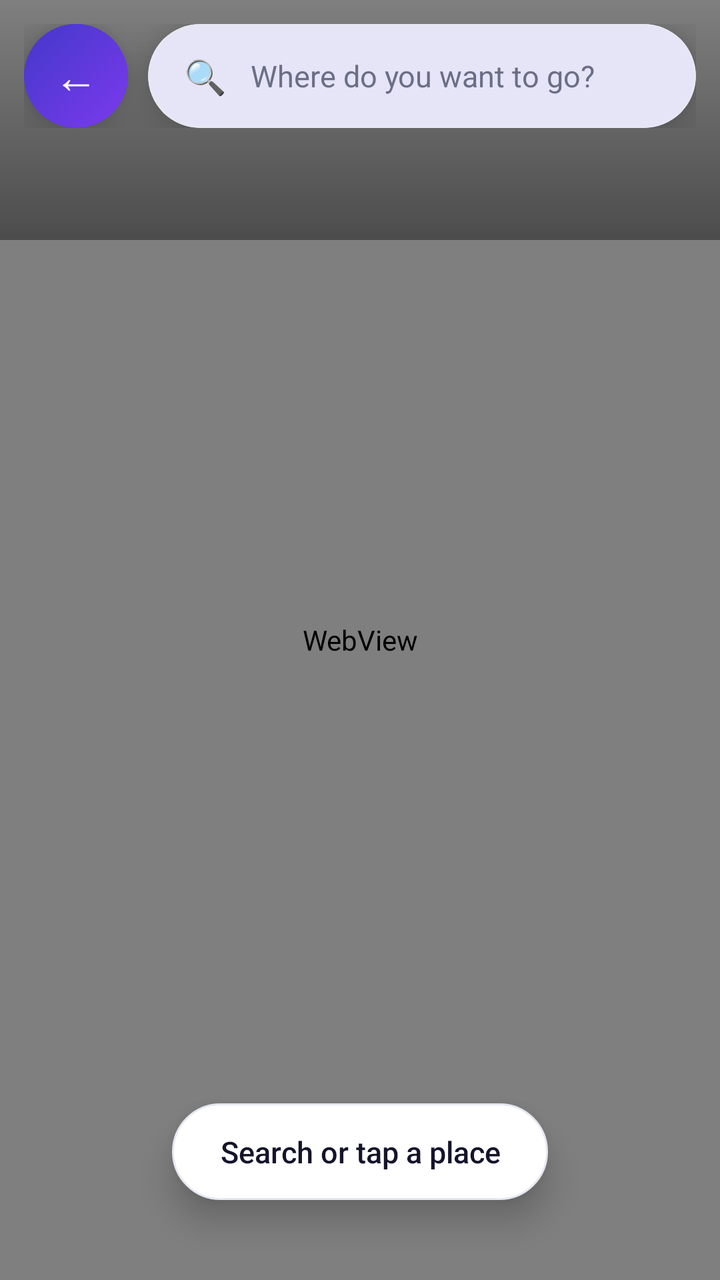
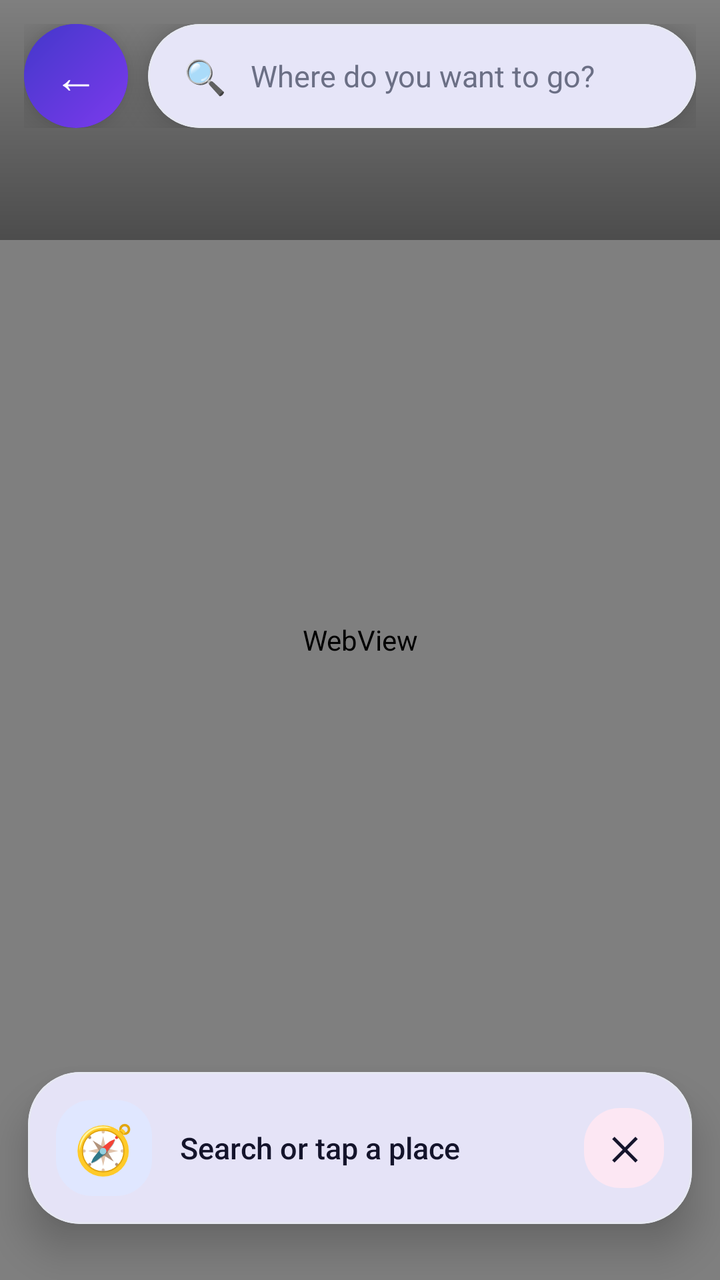

Before-and-after screenshots of an Android layout around one commit, followed by the original layout XML and the change that was made.
<!-- AndroidManifest.xml: application theme Theme.DSCENavigator -->
<!-- res/layout/activity_campus3d.xml -->
<?xml version="1.0" encoding="utf-8"?>
<FrameLayout xmlns:android="http://schemas.android.com/apk/res/android"
    xmlns:app="http://schemas.android.com/apk/res-auto"
    android:layout_width="match_parent"
    android:layout_height="match_parent">

    <WebView
        android:id="@+id/web"
        android:layout_width="match_parent"
        android:layout_height="match_parent" />

    
    <View
        android:layout_width="match_parent"
        android:layout_height="120dp"
        android:layout_gravity="top"
        android:background="@drawable/bg_scrim_top" />

    
    <LinearLayout
        android:layout_width="match_parent"
        android:layout_height="wrap_content"
        android:layout_gravity="top"
        android:fitsSystemWindows="true"
        android:gravity="center_vertical"
        android:orientation="horizontal"
        android:padding="12dp">

        <com.google.android.material.card.MaterialCardView
            android:id="@+id/btnBack"
            android:layout_width="52dp"
            android:layout_height="52dp"
            android:clickable="true"
            android:focusable="true"
            app:cardBackgroundColor="@color/app_primary"
            app:cardCornerRadius="26dp"
            app:cardElevation="10dp"
            app:strokeWidth="0dp">

            <TextView
                android:layout_width="match_parent"
                android:layout_height="match_parent"
                android:background="@drawable/bg_header"
                android:gravity="center"
                android:text="←"
                android:textColor="#FFFFFF"
                android:textSize="22sp" />
        </com.google.android.material.card.MaterialCardView>

        <com.google.android.material.card.MaterialCardView
            android:layout_width="0dp"
            android:layout_height="52dp"
            android:layout_marginStart="10dp"
            android:layout_weight="1"
            app:cardBackgroundColor="@color/app_card"
            app:cardCornerRadius="26dp"
            app:cardElevation="10dp"
            app:strokeColor="@color/card_stroke"
            app:strokeWidth="1dp">

            <LinearLayout
                android:layout_width="match_parent"
                android:layout_height="match_parent"
                android:gravity="center_vertical"
                android:orientation="horizontal"
                android:paddingStart="18dp"
                android:paddingEnd="8dp">

                <TextView
                    android:layout_width="wrap_content"
                    android:layout_height="wrap_content"
                    android:text="🔍"
                    android:textSize="17sp" />

                <AutoCompleteTextView
                    android:id="@+id/searchBox"
                    android:layout_width="0dp"
                    android:layout_height="match_parent"
                    android:layout_weight="1"
                    android:background="@null"
                    android:hint="Where do you want to go?"
                    android:imeOptions="actionDone"
                    android:inputType="text"
                    android:maxLines="1"
                    android:paddingStart="12dp"
                    android:paddingEnd="12dp"
                    android:popupBackground="@color/app_card"
                    android:textColor="@color/app_text"
                    android:textColorHint="@color/app_text_secondary"
                    android:textSize="15sp" />
            </LinearLayout>
        </com.google.android.material.card.MaterialCardView>
    </LinearLayout>

    
    <TextView
        android:id="@+id/infoText"
        android:layout_width="wrap_content"
        android:layout_height="wrap_content"
        android:layout_gravity="bottom|center_horizontal"
        android:layout_marginStart="20dp"
        android:layout_marginEnd="20dp"
        android:layout_marginBottom="40dp"
        android:background="@drawable/bg_pill_card"
        android:elevation="10dp"
        android:fontFamily="sans-serif-medium"
        android:gravity="center"
        android:lineSpacingExtra="2dp"
        android:paddingStart="24dp"
        android:paddingTop="14dp"
        android:paddingEnd="24dp"
        android:paddingBottom="14dp"
        android:text="Search or tap a place"
        android:textColor="@color/app_text"
        android:textSize="15sp" />

</FrameLayout>
<!-- resources referenced by this layout -->
<resources>
  <color name="app_card">#FFFFFF</color>
  <color name="app_primary">#4338CA</color>
  <color name="app_text">#14142B</color>
  <color name="app_text_secondary">#6B6F85</color>
  <color name="card_stroke">#E6E8F2</color>
  <!-- drawable bg_header (drawable) -->
  <?xml version="1.0" encoding="utf-8"?>
  <shape xmlns:android="http://schemas.android.com/apk/res/android" android:shape="rectangle">
      <gradient
          android:angle="315"
          android:endColor="@color/header_end"
          android:startColor="@color/header_start"
          android:type="linear" />
      <corners
          android:bottomLeftRadius="36dp"
          android:bottomRightRadius="36dp" />
  </shape>
  <!-- drawable bg_pill_card (drawable) -->
  <?xml version="1.0" encoding="utf-8"?>
  <shape xmlns:android="http://schemas.android.com/apk/res/android" android:shape="rectangle">
      <solid android:color="@color/app_card" />
      <stroke android:width="1dp" android:color="@color/card_stroke" />
      <corners android:radius="28dp" />
  </shape>
  <!-- drawable bg_scrim_top (drawable) -->
  <?xml version="1.0" encoding="utf-8"?>
  <shape xmlns:android="http://schemas.android.com/apk/res/android" android:shape="rectangle">
      <gradient android:angle="270" android:startColor="#00000000" android:endColor="#66000000" />
  </shape>
  <style name="Theme.DSCENavigator" parent="Base.Theme.DSCENavigator" />
  <color name="header_end">#7C3AED</color>
  <color name="header_start">#4338CA</color>
  <style name="Base.Theme.DSCENavigator" parent="Theme.Material3.DayNight.NoActionBar">
          <item name="colorPrimary">@color/app_primary</item>
          <item name="colorOnPrimary">@color/white</item>
          <item name="colorSecondary">@color/header_end</item>
          <item name="colorSurface">@color/app_card</item>
          <item name="colorOnSurface">@color/app_text</item>
          <item name="android:windowBackground">@color/app_background</item>
          <item name="android:windowLightStatusBar">false</item>
          <item name="android:statusBarColor">@android:color/transparent</item>
      </style>
  <color name="white">#FFFFFFFF</color>
  <color name="app_background">#F4F5FB</color>
</resources>

<!-- the commit's change to res/layout/activity_campus3d.xml (unified diff, before → after) -->
@@ -93,25 +93,61 @@
     </LinearLayout>
 
     
-    <TextView
-        android:id="@+id/infoText"
-        android:layout_width="wrap_content"
+    <com.google.android.material.card.MaterialCardView
+        android:layout_width="match_parent"
         android:layout_height="wrap_content"
-        android:layout_gravity="bottom|center_horizontal"
-        android:layout_marginStart="20dp"
-        android:layout_marginEnd="20dp"
-        android:layout_marginBottom="40dp"
-        android:background="@drawable/bg_pill_card"
-        android:elevation="10dp"
-        android:fontFamily="sans-serif-medium"
-        android:gravity="center"
-        android:lineSpacingExtra="2dp"
-        android:paddingStart="24dp"
-        android:paddingTop="14dp"
-        android:paddingEnd="24dp"
-        android:paddingBottom="14dp"
-        android:text="Search or tap a place"
-        android:textColor="@color/app_text"
-        android:textSize="15sp" />
+        android:layout_gravity="bottom"
+        android:layout_marginStart="14dp"
+        android:layout_marginEnd="14dp"
+        android:layout_marginBottom="28dp"
+        app:cardBackgroundColor="@color/app_card"
+        app:cardCornerRadius="26dp"
+        app:cardElevation="12dp"
+        app:strokeColor="@color/card_stroke"
+        app:strokeWidth="1dp">
+
+        <LinearLayout
+            android:layout_width="match_parent"
+            android:layout_height="wrap_content"
+            android:gravity="center_vertical"
+            android:orientation="horizontal"
+            android:padding="14dp">
+
+            <TextView
+                android:layout_width="48dp"
+                android:layout_height="48dp"
+                android:background="@drawable/bg_icon_blue"
+                android:gravity="center"
+                android:text="🧭"
+                android:textSize="24sp" />
+
+            <TextView
+                android:id="@+id/infoText"
+                android:layout_width="0dp"
+                android:layout_height="wrap_content"
+                android:layout_marginStart="14dp"
+                android:layout_weight="1"
+                android:fontFamily="sans-serif-medium"
+                android:lineSpacingExtra="2dp"
+                android:text="Search or tap a place"
+                android:textColor="@color/app_text"
+                android:textSize="15sp" />
+
+            <TextView
+                android:id="@+id/btnClear"
+                android:layout_width="40dp"
+                android:layout_height="40dp"
+                android:layout_marginStart="8dp"
+                android:background="@drawable/bg_icon_pink"
+                android:clickable="true"
+                android:contentDescription="Clear route"
+                android:focusable="true"
+                android:gravity="center"
+                android:text="✕"
+                android:textColor="@color/app_text"
+                android:textSize="16sp"
+                android:textStyle="bold" />
+        </LinearLayout>
+    </com.google.android.material.card.MaterialCardView>
 
 </FrameLayout>
<!-- resource entries referenced after the edit -->
@@ -17,12 +17,17 @@
           android:bottomLeftRadius="36dp"
           android:bottomRightRadius="36dp" />
   </shape>
-  <!-- drawable bg_pill_card (drawable) -->
+  <!-- drawable bg_icon_blue (drawable) -->
   <?xml version="1.0" encoding="utf-8"?>
   <shape xmlns:android="http://schemas.android.com/apk/res/android" android:shape="rectangle">
-      <solid android:color="@color/app_card" />
-      <stroke android:width="1dp" android:color="@color/card_stroke" />
-      <corners android:radius="28dp" />
+      <solid android:color="@color/tint_blue_bg" />
+      <corners android:radius="18dp" />
+  </shape>
+  <!-- drawable bg_icon_pink (drawable) -->
+  <?xml version="1.0" encoding="utf-8"?>
+  <shape xmlns:android="http://schemas.android.com/apk/res/android" android:shape="rectangle">
+      <solid android:color="@color/tint_pink_bg" />
+      <corners android:radius="18dp" />
   </shape>
   <!-- drawable bg_scrim_top (drawable) -->
   <?xml version="1.0" encoding="utf-8"?>
@@ -32,6 +37,8 @@
   <style name="Theme.DSCENavigator" parent="Base.Theme.DSCENavigator" />
   <color name="header_end">#7C3AED</color>
   <color name="header_start">#4338CA</color>
+  <color name="tint_blue_bg">#E0E7FF</color>
+  <color name="tint_pink_bg">#FCE7F3</color>
   <style name="Base.Theme.DSCENavigator" parent="Theme.Material3.DayNight.NoActionBar">
           <item name="colorPrimary">@color/app_primary</item>
           <item name="colorOnPrimary">@color/white</item>
